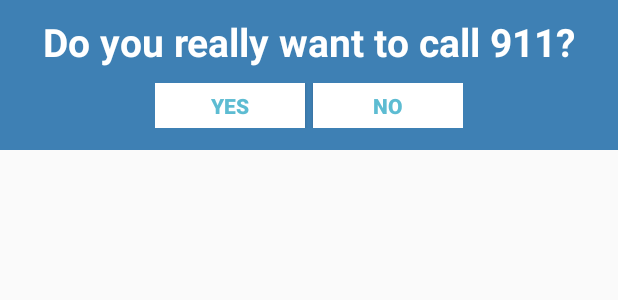
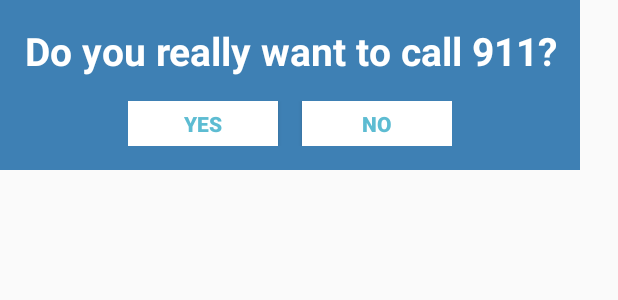
Before and after one commit to chengstephen/cs160_design07, an Android app: the layout emergency_dialog.xml on its own in the app's theme, with its tools: preview values and no code run, on a phone screen of 412 x 824 dp. Shown: the top 300 px of the screen. Run offline under Robolectric (Android 15) with nearby library versions, the phone set to English and light mode, and no system bars.

Commit message:
Checkpoint: Finished title bar and emergency dialog!

```diff
--- a/app/src/main/res/layout/emergency_dialog.xml
+++ b/app/src/main/res/layout/emergency_dialog.xml
@@ -1,26 +1,31 @@
 <?xml version="1.0" encoding="utf-8"?>
 <LinearLayout xmlns:android="http://schemas.android.com/apk/res/android"
-    android:layout_width="match_parent"
-    android:layout_height="100dp"
+    android:layout_width="wrap_content"
+    android:layout_height="wrap_content"
     android:background="#3E80B4"
-    android:orientation="vertical" >
+    android:orientation="vertical"
+    android:paddingStart="@dimen/activity_horizontal_margin"
+    android:paddingEnd="@dimen/activity_horizontal_margin"
+    android:paddingTop="@dimen/activity_vertical_margin"
+    android:paddingBottom="@dimen/activity_vertical_margin">
 
     <TextView
         android:id="@+id/dialog_text"
         android:layout_width="wrap_content"
         android:layout_height="wrap_content"
         android:layout_gravity="center"
-        android:layout_margin="10dp"
         android:text="@string/emergency_question"
         android:textColor="@android:color/white"
         android:textSize="26sp"
-        android:textStyle="bold"/>
+        android:textStyle="bold"
+        android:gravity="center"/>
 
 
     <LinearLayout
         android:layout_width="wrap_content"
         android:layout_height="wrap_content"
         android:layout_gravity="center"
+        android:layout_marginTop="@dimen/activity_horizontal_margin"
         android:background="#3E80B4"
         android:orientation="horizontal" >
 
@@ -38,7 +43,7 @@
             android:id="@+id/btn_dont_call"
             android:layout_width="100dp"
             android:layout_height="30dp"
-            android:layout_marginStart="5dp"
+            android:layout_marginStart="@dimen/activity_horizontal_margin"
             android:background="@android:color/white"
             android:clickable="true"
             android:text="No"
```
